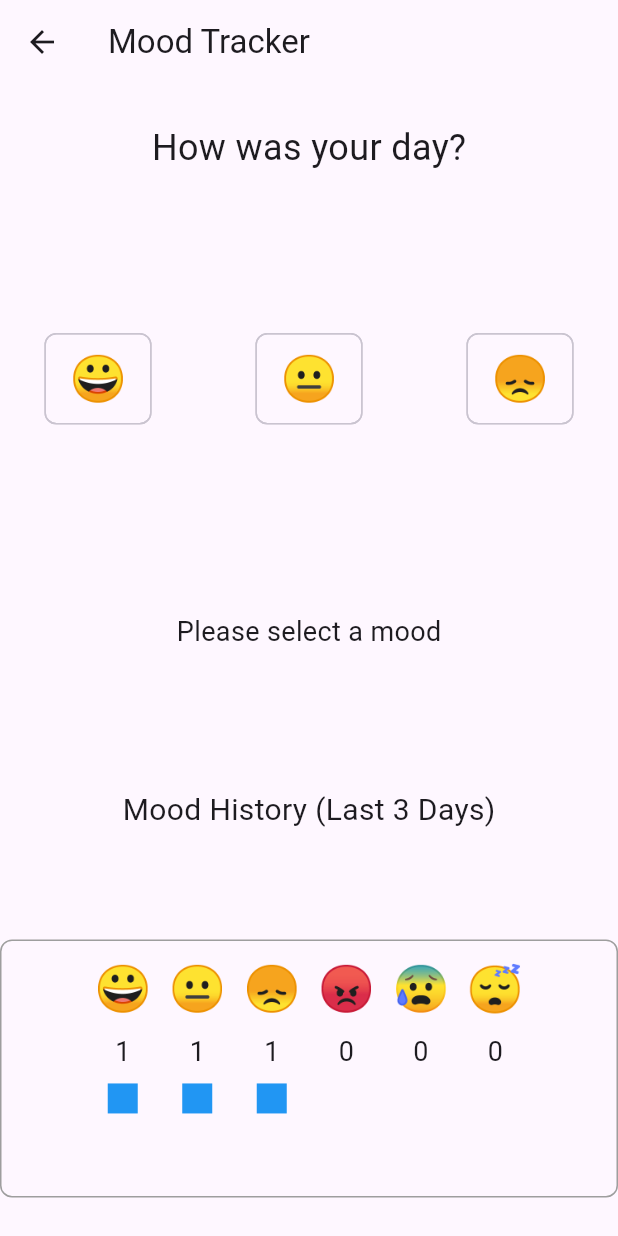
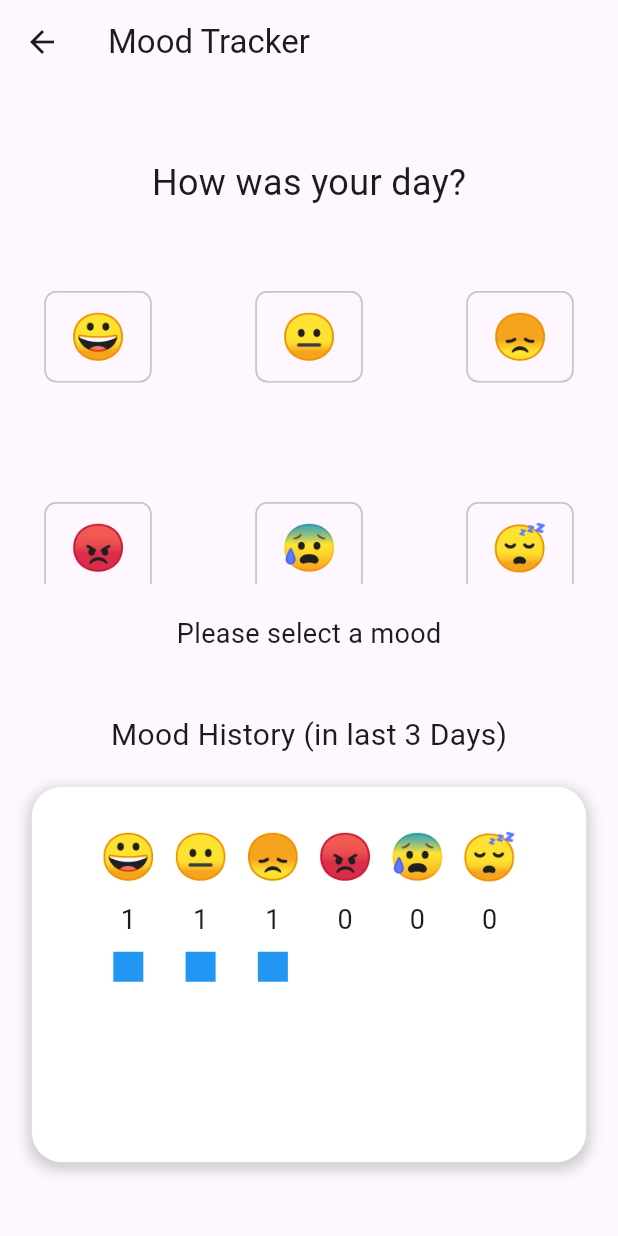
Before and after one commit to phirito/Mentalease_prj1, a Flutter app: the HomeArea screen opened directly, after a tap on "Mood Tracker", on a phone screen of 412 x 824 dp. Run offline on Flutter 3.47's test engine with Material 3 defaults, Android fonts, the phone set to English and light mode, and no system bars.

Commit message:
minimal  changes

```diff
--- a/mentalease_2/lib/home_area.dart
+++ b/mentalease_2/lib/home_area.dart
@@ -72,12 +72,16 @@ class _HomeAreaState extends State<HomeArea>
           ],
         ),
       ),
-      body: Center(
+      body: LayoutBuilder(
+        builder: (context, constraints) {
+          return Center(
+            child: SingleChildScrollView(
               child: Column(
-          mainAxisSize: MainAxisSize.min,
+                mainAxisAlignment: MainAxisAlignment.center,
                 children: <Widget>[
                   Container(
-              margin: const EdgeInsets.symmetric(horizontal: 20, vertical: 10),
+                    margin: const EdgeInsets.symmetric(
+                        horizontal: 20, vertical: 10),
                     padding: const EdgeInsets.fromLTRB(
                       15,
                       5,
@@ -103,8 +107,8 @@ class _HomeAreaState extends State<HomeArea>
                           padding: const EdgeInsets.all(14.0),
                           child: const Text(
                             'Quote of the day',
-                      style:
-                          TextStyle(fontSize: 24, fontWeight: FontWeight.bold),
+                            style: TextStyle(
+                                fontSize: 24, fontWeight: FontWeight.bold),
                           ),
                         ),
                         const Divider(),
@@ -136,7 +140,7 @@ class _HomeAreaState extends State<HomeArea>
                             shape: RoundedRectangleBorder(
                               borderRadius: BorderRadius.circular(5),
                             ),
-                      minimumSize: const Size(300, 60)),
+                            minimumSize: Size(constraints.maxWidth * 0.8, 60)),
                         child: const Text("Mood Tracker"),
                       ),
                       const SizedBox(height: 10),
@@ -155,7 +159,7 @@ class _HomeAreaState extends State<HomeArea>
                             shape: RoundedRectangleBorder(
                               borderRadius: BorderRadius.circular(5),
                             ),
-                      minimumSize: const Size(300, 60)),
+                            minimumSize: Size(constraints.maxWidth * 0.8, 60)),
                         child: const Text("Meditate"),
                       ),
                       const SizedBox(height: 10),
@@ -166,7 +170,7 @@ class _HomeAreaState extends State<HomeArea>
                             MaterialPageRoute(builder: (context) {
                               return const JournalingArea();
                             }),
-                    ); // Handle button press
+                          );
                         },
                         style: ElevatedButton.styleFrom(
                             backgroundColor: Colors.black54,
@@ -174,7 +178,7 @@ class _HomeAreaState extends State<HomeArea>
                             shape: RoundedRectangleBorder(
                               borderRadius: BorderRadius.circular(5),
                             ),
-                      minimumSize: const Size(300, 60)),
+                            minimumSize: Size(constraints.maxWidth * 0.8, 60)),
                         child: const Text("Journaling"),
                       ),
                     ],
@@ -183,5 +187,8 @@ class _HomeAreaState extends State<HomeArea>
               ),
             ),
           );
+        },
+      ),
+    );
   }
 }
--- a/mentalease_2/lib/mood_tracker.dart
+++ b/mentalease_2/lib/mood_tracker.dart
@@ -19,7 +19,6 @@ class _MoodTrackerState extends State<MoodTracker> {
     {'emoji': '😴', 'label': 'Tired'},
   ];
 
-  // Initialize mood history with dummy data for 3 days
   final List<String> _moodHistory = ['Happy', 'Sad', 'Neutral'];
 
   void _addMoodToHistory(String mood) {
@@ -35,23 +34,52 @@ class _MoodTrackerState extends State<MoodTracker> {
       appBar: AppBar(
         title: const Text("Mood Tracker"),
       ),
-      body: Center(
+      body: LayoutBuilder(
+        builder: (context, constraints) {
+          final bool isLandscape = constraints.maxWidth > constraints.maxHeight;
+
+          return isLandscape
+              ? SingleChildScrollView(
+                  padding: const EdgeInsets.all(20),
                   child: Column(
-          mainAxisAlignment: MainAxisAlignment.spaceEvenly,
-          children: [
+                    crossAxisAlignment: CrossAxisAlignment.start,
+                    children: _buildMoodTrackerContent(constraints),
+                  ),
+                )
+              : SingleChildScrollView(
+                  child: ConstrainedBox(
+                    constraints: BoxConstraints(
+                      minHeight: constraints.maxHeight,
+                    ),
+                    child: Column(
+                      mainAxisAlignment: MainAxisAlignment.center,
+                      children: _buildMoodTrackerContent(constraints),
+                    ),
+                  ),
+                );
+        },
+      ),
+    );
+  }
+
+  List<Widget> _buildMoodTrackerContent(BoxConstraints constraints) {
+    return [
       const Text(
         "How was your day?",
         style: TextStyle(fontSize: 24),
       ),
       const SizedBox(height: 20),
       SizedBox(
-              height: 150, // Adjust the height to fit your design
+        height: constraints.maxHeight *
+            0.3, // Adjust height relative to screen size
         child: GridView.count(
           crossAxisCount: 3,
           mainAxisSpacing: 10,
           crossAxisSpacing: 10,
           childAspectRatio: 1,
-                //physics: const NeverScrollableScrollPhysics(),
+          shrinkWrap:
+              true, // Prevent GridView from taking up more space than necessary
+          physics: const NeverScrollableScrollPhysics(),
           children: _moods.map((mood) {
             return ChoiceChip(
               label: Text(
@@ -80,36 +108,40 @@ class _MoodTrackerState extends State<MoodTracker> {
       ),
       const SizedBox(height: 40),
       const Text(
-              "Mood History (Last 3 Days)",
+        "Mood History (in last 3 Days)",
         style: TextStyle(fontSize: 20),
       ),
       const SizedBox(height: 20),
-            _buildMoodHistoryBox(),
+      Container(
+        padding: const EdgeInsets.symmetric(horizontal: 20.0, vertical: 10.0),
+        decoration: BoxDecoration(
+          color: Colors.white,
+          boxShadow: [
+            BoxShadow(
+              color: Colors.grey.withOpacity(0.5),
+              spreadRadius: 2,
+              blurRadius: 7,
+              offset: const Offset(0, 3), // changes position of shadow
+            ),
           ],
+          borderRadius: BorderRadius.circular(20.0),
         ),
+        child: _buildMoodHistoryChart(constraints),
       ),
-    );
+    ];
   }
 
-  Widget _buildMoodHistoryBox() {
-    return Container(
-      padding: const EdgeInsets.fromLTRB(50, 10, 50, 10),
-      decoration: BoxDecoration(
-        border: Border.all(color: Colors.grey),
-        borderRadius: BorderRadius.circular(8.0),
-      ),
-      child: _buildMoodHistoryChart(),
-    );
-  }
-
-  Widget _buildMoodHistoryChart() {
+  Widget _buildMoodHistoryChart(BoxConstraints constraints) {
     final Map<String, int> moodCounts = {};
     for (var mood in _moodHistory) {
       moodCounts[mood] = (moodCounts[mood] ?? 0) + 1;
     }
 
-    return SizedBox(
-      height: 150,
+    return Container(
+      height:
+          constraints.maxHeight * 0.3, // Adjust height relative to screen size
+      width: constraints.maxWidth * 0.8, // Adjust width relative to screen size
+      padding: const EdgeInsets.all(15.0),
       child: Row(
         mainAxisAlignment: MainAxisAlignment.spaceEvenly,
         children: _moods.map((mood) {
```
Lines whose indentation alone changed are shown as unchanged.
